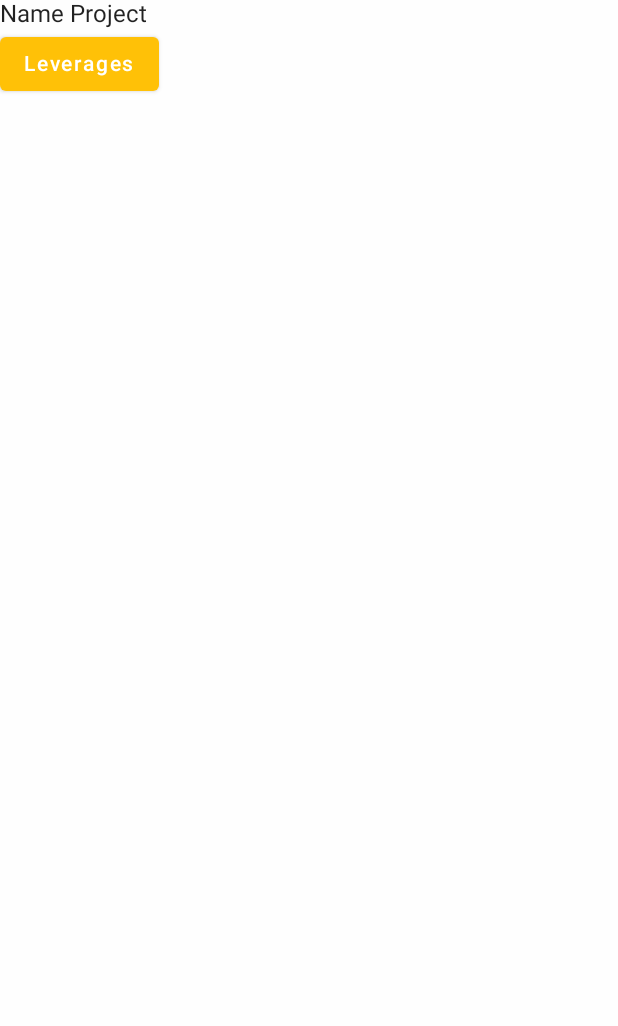
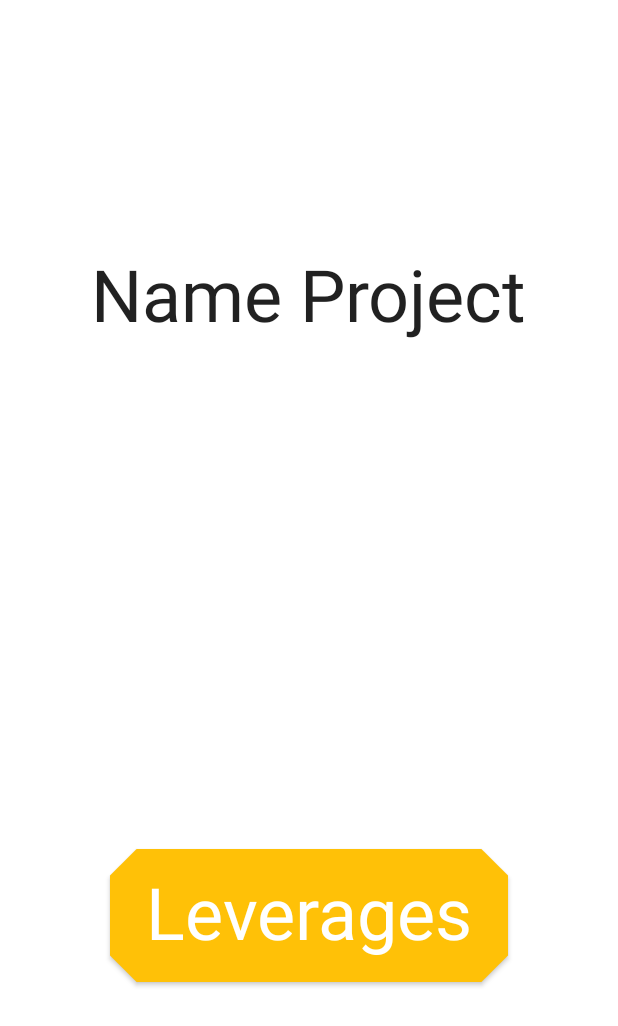
Before and after one commit to Bivizul/27_Project, an Android app built with Jetpack Compose: the composable MainScreen shown on its own in the app's theme, on a phone screen of 412 x 824 dp. Shown: the top 1026 px of the screen. Run offline under Robolectric (Android 15) with nearby library versions, the phone set to English and light mode, and no system bars; libraries missing offline, so code that uses them is left out: io.github.aakira.napier.

Commit message:
work - 3

```diff
--- a/shared/build.gradle.kts
+++ b/shared/build.gradle.kts
@@ -45,6 +45,7 @@ kotlin {
                 api(compose.runtime)
                 api(compose.foundation)
                 api(compose.material)
+                api(compose.preview)
                 // Needed only for preview.
                 implementation(compose.preview)
                 //Navigation
@@ -53,6 +54,7 @@ kotlin {
                 implementation("io.github.aakira:napier:[latest version]")
                 // Coil
                 implementation(Coil.coil)
+                implementation(ComposeUtils.coil)
             }
         }
         val commonTest by getting {
@@ -97,6 +99,8 @@ android {
 }
 dependencies {
     implementation("androidx.navigation:navigation-common-ktx:2.4.1")
+    implementation("androidx.compose.ui:ui-tooling-preview:1.1.1")
+    debugImplementation("androidx.compose.ui:ui-tooling:1.1.1")
 }
 //dependencies {
 //    implementation(project(mapOf("path" to ":androidApp")))
--- a/shared/src/commonMain/kotlin/aaa/bivizul/a27project/ui/main/MainScreen.kt
+++ b/shared/src/commonMain/kotlin/aaa/bivizul/a27project/ui/main/MainScreen.kt
@@ -4,18 +4,25 @@ import aaa.bivizul.a27project.model.Leverages
 import aaa.bivizul.a27project.navigation.Destination
 import aaa.bivizul.a27project.navigation.NavController
 import aaa.bivizul.a27project.navigation.navigate
-import aaa.bivizul.a27project.ui.leverages.theme.A27ProjectTheme
+import aaa.bivizul.a27project.ui.theme.A27ProjectTheme
+import aaa.bivizul.a27project.ui.theme.Typography
+import aaa.bivizul.a27project.ui.widget.BackImage
+import aaa.bivizul.a27project.ui.widget.ButtonLev
 import aaa.bivizul.a27project.ui.widget.CircularProgress
 import aaa.bivizul.a27project.viewmodel.LeveragesViewModel
 import androidx.compose.foundation.layout.Arrangement
 import androidx.compose.foundation.layout.Box
 import androidx.compose.foundation.layout.Column
+import androidx.compose.foundation.layout.fillMaxSize
 import androidx.compose.material.Button
+import androidx.compose.material.MaterialTheme
+import androidx.compose.material.Surface
 import androidx.compose.material.Text
 import androidx.compose.runtime.Composable
 import androidx.compose.runtime.LaunchedEffect
 import androidx.compose.runtime.collectAsState
 import androidx.compose.runtime.getValue
+import androidx.compose.ui.Alignment
 import androidx.compose.ui.Modifier
 import io.github.aakira.napier.Napier
 import io.github.aakira.napier.log
@@ -27,14 +34,23 @@ fun MainScreen(
 ) {
     println("MainScreen")
 
-    Column(
-        verticalArrangement = Arrangement.SpaceAround
+    Surface(
+        modifier.fillMaxSize(),
+        color = MaterialTheme.colors.background
     ) {
-        Text(text = "Name Project")
-        Button(
-            onClick = { navController.navigate(Destination.Leverages.route) }
+        Column(
+            verticalArrangement = Arrangement.SpaceAround,
+            horizontalAlignment = Alignment.CenterHorizontally
         ) {
-            Text(text = "Leverages")
+            Text(
+                text = "Name Project",
+                style = Typography.h3
+            )
+            ButtonLev(
+                modifier=modifier,
+                onClick = { navController.navigate(Destination.Leverages.route) },
+                text = "Leverages"
+            )
         }
     }
 
@@ -43,4 +59,5 @@ fun MainScreen(
 
 
 
+
 }
--- a/shared/src/commonMain/kotlin/aaa/bivizul/a27project/ui/leverages/theme/Color.kt
+++ b/shared/src/commonMain/kotlin/aaa/bivizul/a27project/ui/theme/Color.kt
@@ -1,4 +1,4 @@
-package aaa.bivizul.a27project.ui.leverages.theme
+package aaa.bivizul.a27project.ui.theme
 
 import androidx.compose.ui.graphics.Color
 
--- a/shared/src/commonMain/kotlin/aaa/bivizul/a27project/ui/leverages/theme/Shape.kt
+++ b/shared/src/commonMain/kotlin/aaa/bivizul/a27project/ui/theme/Shape.kt
@@ -1,5 +1,6 @@
-package aaa.bivizul.a27project.ui.leverages.theme
+package aaa.bivizul.a27project.ui.theme
 
+import androidx.compose.foundation.shape.AbsoluteCutCornerShape
 import androidx.compose.foundation.shape.RoundedCornerShape
 import androidx.compose.material.Shapes
 import androidx.compose.ui.unit.dp
--- a/shared/src/commonMain/kotlin/aaa/bivizul/a27project/ui/leverages/theme/Theme.kt
+++ b/shared/src/commonMain/kotlin/aaa/bivizul/a27project/ui/theme/Theme.kt
@@ -1,4 +1,4 @@
-package aaa.bivizul.a27project.ui.leverages.theme
+package aaa.bivizul.a27project.ui.theme
 
 import androidx.compose.foundation.isSystemInDarkTheme
 import androidx.compose.material.MaterialTheme
--- a/shared/src/commonMain/kotlin/aaa/bivizul/a27project/ui/leverages/theme/Type.kt
+++ b/shared/src/commonMain/kotlin/aaa/bivizul/a27project/ui/theme/Type.kt
@@ -1,4 +1,4 @@
-package aaa.bivizul.a27project.ui.leverages.theme
+package aaa.bivizul.a27project.ui.theme
 
 import androidx.compose.material.Typography
 import androidx.compose.ui.text.TextStyle
--- a/shared/src/commonMain/kotlin/aaa/bivizul/a27project/ui/widget/BackImage.kt
+++ b/shared/src/commonMain/kotlin/aaa/bivizul/a27project/ui/widget/BackImage.kt
@@ -6,5 +6,4 @@ import androidx.compose.ui.Modifier
 @Composable
 expect inline fun BackImage(
     modifier:Modifier = Modifier,
-    url: String,
 )
--- /dev/null
+++ b/shared/src/commonMain/kotlin/aaa/bivizul/a27project/ui/widget/ButtonLev.kt
@@ -0,0 +1,28 @@
+package aaa.bivizul.a27project.ui.widget
+
+import aaa.bivizul.a27project.ui.theme.Typography
+import androidx.compose.foundation.layout.padding
+import androidx.compose.foundation.shape.AbsoluteCutCornerShape
+import androidx.compose.material.Button
+import androidx.compose.material.Text
+import androidx.compose.runtime.Composable
+import androidx.compose.ui.Modifier
+import androidx.compose.ui.unit.dp
+
+@Composable
+fun ButtonLev(
+    modifier: Modifier = Modifier,
+    onClick: () -> Unit,
+    text: String,
+) {
+    Button(
+        onClick = onClick,
+        shape = AbsoluteCutCornerShape(20)
+    ) {
+        Text(
+            modifier = modifier.padding(8.dp),
+            text = text,
+            style = Typography.h3
+        )
+    }
+}
--- a/shared/src/commonMain/kotlin/aaa/bivizul/a27project/util/Levconst.kt
+++ b/shared/src/commonMain/kotlin/aaa/bivizul/a27project/util/Levconst.kt
@@ -2,8 +2,8 @@ package aaa.bivizul.a27project.util
 
 object Levconst {
 
-    const val BACK_V = "http://65.109.10.118/26WhenShouldYouPlaceBetsInSportsBetting/v.jpg"
-    const val BACK_H = "http://65.109.10.118/26WhenShouldYouPlaceBetsInSportsBetting/h.jpg"
+    const val BACK_V = "http://65.109.10.118/27Project/v.jpg"
+    const val BACK_H = "http://65.109.10.118/27Project/h.jpg"
     const val KEY_SPLISKA = "KEY_SPLISKA"
     const val DEF_SPLISKA = "https://google.com"
     const val PREFSPLISKA = "PREFSPLISKA"
```
Also changed, not shown: androidApp/src/main/java/aaa/bivizul/a27project/android/ui/MainActivity.kt (+12 -4 lines), shared/src/androidMain/kotlin/aaa/bivizul/a27project/ui/widget/BackImage.kt (+17 -14 lines), shared/src/commonMain/kotlin/aaa/bivizul/a27project/ui/leverages/LeveragesScreen.kt (+43 -20 lines), shared/src/commonMain/kotlin/aaa/bivizul/a27project/ui/leveragesdetail/LeveragesDetailScreen.kt (+29 -4 lines), 3 other files.
